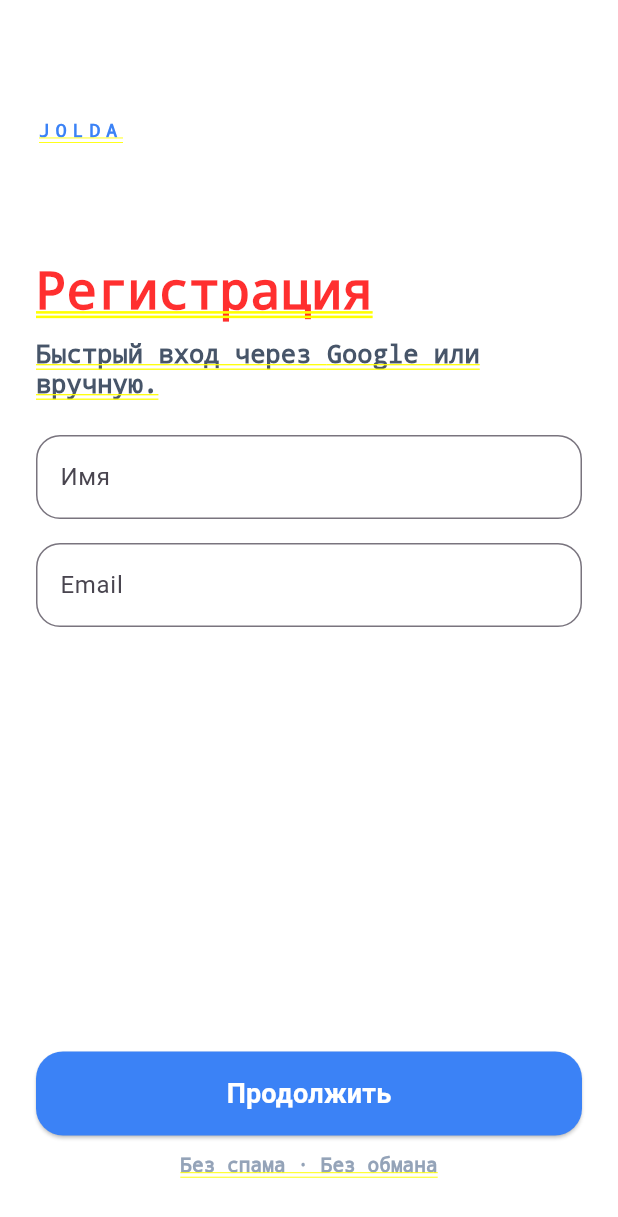
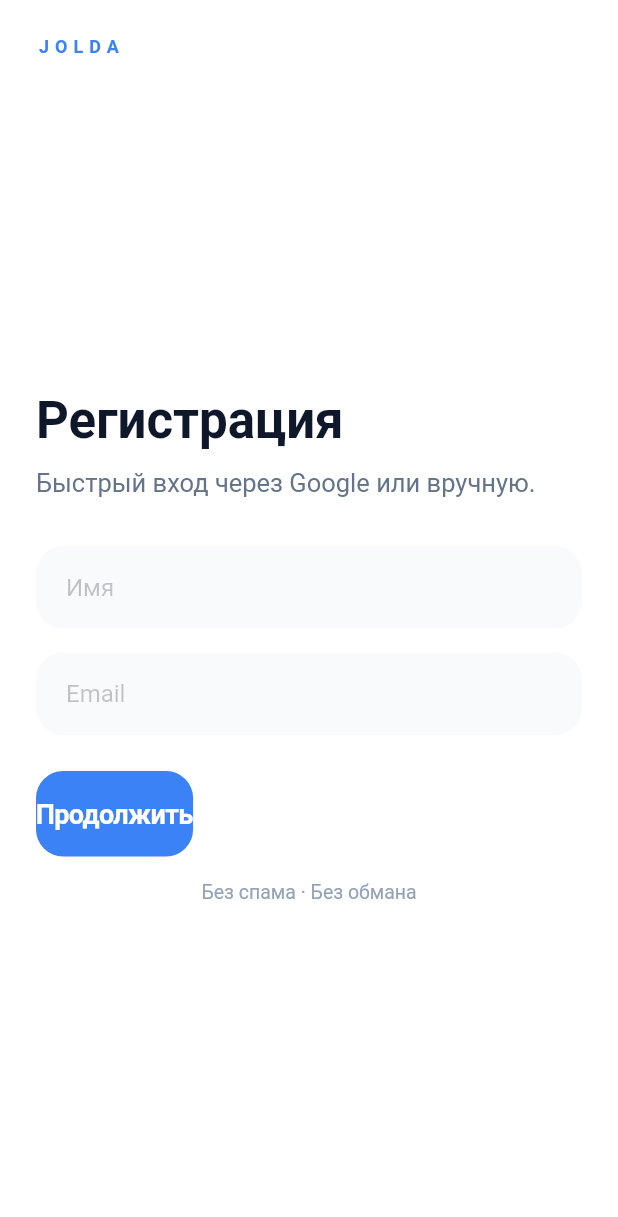
Before and after one commit to zzhmrtv/jolda.app, a Flutter app: the screen it shows after launch, on a phone screen of 412 x 824 dp. Shown: the top 1217 px of the screen. Run offline on Flutter 3.47's test engine with Material 3 defaults, Android fonts, the phone set to English and light mode, and no system bars; Roboto replaces fonts that are missing (System).

Commit message:
Update main.dart

```diff
--- a/app/lib/main.dart
+++ b/app/lib/main.dart
@@ -1,3 +1,4 @@
+import 'package:flutter/cupertino.dart';
 import 'package:flutter/material.dart';
 
 void main() {
@@ -9,93 +10,123 @@ class JoldaApp extends StatelessWidget {
 
   @override
   Widget build(BuildContext context) {
-    return MaterialApp(
+    return CupertinoApp(
+      debugShowCheckedModeBanner: false,
       title: 'JOLDA',
-      debugShowCheckedModeBanner: false,
-      theme: ThemeData(
-        fontFamily: 'System',
-        scaffoldBackgroundColor: Colors.white,
-        useMaterial3: true,
+      theme: const CupertinoThemeData(
+        brightness: Brightness.light,
+        primaryColor: Color(0xFF3B82F6),
+        scaffoldBackgroundColor: Color(0xFFFFFFFF),
+        textTheme: CupertinoTextThemeData(
+          textStyle: TextStyle(
+            fontFamily: '.SF Pro Display',
+            fontSize: 16,
+            color: Color(0xFF0F172A),
+          ),
+        ),
       ),
       home: const RegisterScreen(),
     );
   }
 }
 
-/* ---------------- REGISTER ---------------- */
-
 class RegisterScreen extends StatelessWidget {
   const RegisterScreen({super.key});
 
   @override
   Widget build(BuildContext context) {
-    return AnimatedPage(
+    return CupertinoPageScaffold(
+      child: SafeArea(
         child: Padding(
-        padding: const EdgeInsets.fromLTRB(24, 80, 24, 40),
+          padding: const EdgeInsets.symmetric(horizontal: 24),
           child: Column(
             crossAxisAlignment: CrossAxisAlignment.start,
             children: [
+              const SizedBox(height: 24),
+
+              // LOGO
               const Text(
                 'JOLDA',
                 style: TextStyle(
                   fontSize: 12,
                   letterSpacing: 4,
+                  fontWeight: FontWeight.w600,
                   color: Color(0xFF3B82F6),
-                fontWeight: FontWeight.w600,
                 ),
               ),
-            const SizedBox(height: 80),
-            const Text(
-              'Регистрация',
-              style: TextStyle(fontSize: 34, fontWeight: FontWeight.w700),
-            ),
-            const SizedBox(height: 12),
-            const Text(
-              'Быстрый вход через Google или вручную.',
-              style: TextStyle(fontSize: 17, color: Color(0xFF475569)),
-            ),
-            const SizedBox(height: 24),
-
-            _input('Имя'),
-            _input('Email'),
 
               const Spacer(),
 
-            ElevatedButton(
-              style: ElevatedButton.styleFrom(
-                backgroundColor: const Color(0xFF3B82F6),
-                foregroundColor: Colors.white,
-                minimumSize: const Size.fromHeight(56),
-                shape: RoundedRectangleBorder(
-                  borderRadius: BorderRadius.circular(18),
+              // TITLE
+              const Text(
+                'Регистрация',
+                style: TextStyle(
+                  fontSize: 34,
+                  fontWeight: FontWeight.w700,
                 ),
               ),
+
+              const SizedBox(height: 12),
+
+              const Text(
+                'Быстрый вход через Google или вручную.',
+                style: TextStyle(
+                  fontSize: 17,
+                  color: Color(0xFF64748B),
+                ),
+              ),
+
+              const SizedBox(height: 32),
+
+              // INPUTS
+              _Input(hint: 'Имя'),
+              const SizedBox(height: 16),
+              _Input(hint: 'Email'),
+
+              const SizedBox(height: 24),
+
+              // BUTTON
+              CupertinoButton(
+                borderRadius: BorderRadius.circular(18),
+                color: const Color(0xFF3B82F6),
+                padding: const EdgeInsets.symmetric(vertical: 18),
                 onPressed: () {
-                Navigator.push(
-                  context,
-                  _route(const StateScreen()),
+                  Navigator.of(context).push(
+                    CupertinoPageRoute(
+                      builder: (_) => const StateScreen(),
+                    ),
                   );
                 },
                 child: const Text(
                   'Продолжить',
-                style: TextStyle(fontSize: 18, fontWeight: FontWeight.w600),
+                  style: TextStyle(
+                    fontSize: 18,
+                    fontWeight: FontWeight.w600,
+                    color: Colors.white,
                   ),
                 ),
-            const SizedBox(height: 12),
+              ),
+
+              const SizedBox(height: 16),
+
               const Center(
                 child: Text(
                   'Без спама · Без обмана',
-                style: TextStyle(fontSize: 13, color: Color(0xFF94A3B8)),
+                  style: TextStyle(
+                    fontSize: 13,
+                    color: Color(0xFF94A3B8),
                   ),
                 ),
+              ),
+
+              const Spacer(),
             ],
+          ),
         ),
       ),
     );
   }
 }
-
-/* ---------------- STATE ---------------- */
 
 class StateScreen extends StatelessWidget {
   const StateScreen({super.key});
@@ -104,182 +135,79 @@ class StateScreen extends StatelessWidget {
   Widget build(BuildContext context) {
     final states = ['New York', 'California', 'Texas', 'Florida'];
 
-    return AnimatedPage(
-      child: Padding(
-        padding: const EdgeInsets.fromLTRB(24, 40, 24, 40),
-        child: Column(
-          crossAxisAlignment: CrossAxisAlignment.start,
-          children: [
-            _topBar(context),
-            const SizedBox(height: 60),
-            const Text(
-              'Штат',
-              style: TextStyle(fontSize: 34, fontWeight: FontWeight.w700),
+    return CupertinoPageScaffold(
+      navigationBar: const CupertinoNavigationBar(
+        middle: Text('JOLDA'),
       ),
-            const SizedBox(height: 12),
-            const Text(
-              'Где ты сейчас?',
-              style: TextStyle(fontSize: 17, color: Color(0xFF475569)),
-            ),
-            const SizedBox(height: 24),
-            ...states.map(
-              (s) => _card(
-                s,
-                () => Navigator.push(
-                  context,
-                  _route(CityScreen(state: s)),
-                ),
-              ),
-            ),
-            const Spacer(),
-            const Center(
-              child: Text(
-                'Можно изменить позже',
-                style: TextStyle(fontSize: 13, color: Color(0xFF94A3B8)),
-              ),
-            ),
-          ],
+      child: SafeArea(
+        child: ListView.builder(
+          padding: const EdgeInsets.all(24),
+          itemCount: states.length,
+          itemBuilder: (_, i) {
+            return _Card(
+              title: states[i],
+              onTap: () {},
+            );
+          },
         ),
       ),
     );
   }
 }
 
-/* ---------------- CITY ---------------- */
-
-class CityScreen extends StatelessWidget {
-  final String state;
-  const CityScreen({super.key, required this.state});
-
-  static const cities = {
-    'New York': ['New York City', 'Brooklyn', 'Queens'],
-    'California': ['Los Angeles', 'San Diego', 'San Jose'],
-    'Texas': ['Houston', 'Dallas', 'Austin'],
-    'Florida': ['Miami', 'Orlando', 'Tampa'],
-  };
+class _Input extends StatelessWidget {
+  final String hint;
+  const _Input({required this.hint});
 
   @override
   Widget build(BuildContext context) {
-    return AnimatedPage(
-      child: Padding(
-        padding: const EdgeInsets.fromLTRB(24, 40, 24, 40),
-        child: Column(
-          crossAxisAlignment: CrossAxisAlignment.start,
-          children: [
-            _topBar(context),
-            const SizedBox(height: 60),
-            const Text(
-              'Город',
-              style: TextStyle(fontSize: 34, fontWeight: FontWeight.w700),
+    return Container(
+      decoration: BoxDecoration(
+        color: const Color(0xFFF8FAFC),
+        borderRadius: BorderRadius.circular(18),
       ),
-            const SizedBox(height: 8),
-            Text(
-              'Штат: $state',
-              style: const TextStyle(fontSize: 17, color: Color(0xFF475569)),
-            ),
-            const SizedBox(height: 24),
-            ...cities[state]!.map(
-              (c) => _card(c, () {}),
-            ),
-            const Spacer(),
-            const Center(
-              child: Text(
-                'Последний шаг',
-                style: TextStyle(fontSize: 13, color: Color(0xFF94A3B8)),
-              ),
-            ),
-          ],
-        ),
+      padding: const EdgeInsets.symmetric(horizontal: 20),
+      child: CupertinoTextField(
+        placeholder: hint,
+        padding: const EdgeInsets.symmetric(vertical: 18),
+        decoration: null,
       ),
     );
   }
 }
 
-/* ---------------- COMPONENTS ---------------- */
+class _Card extends StatelessWidget {
+  final String title;
+  final VoidCallback onTap;
 
-Widget _input(String hint) {
-  return Padding(
-    padding: const EdgeInsets.only(bottom: 16),
-    child: TextField(
-      decoration: InputDecoration(
-        hintText: hint,
-        border: OutlineInputBorder(
-          borderRadius: BorderRadius.circular(16),
-          borderSide: const BorderSide(color: Color(0xFFE2E8F0)),
-        ),
-      ),
-    ),
-  );
-}
+  const _Card({required this.title, required this.onTap});
 
-Widget _card(String text, VoidCallback onTap) {
+  @override
+  Widget build(BuildContext context) {
     return GestureDetector(
       onTap: onTap,
       child: Container(
         margin: const EdgeInsets.only(bottom: 12),
         padding: const EdgeInsets.all(18),
         decoration: BoxDecoration(
-        border: Border.all(color: const Color(0xFFE2E8F0)),
+          color: Colors.white,
           borderRadius: BorderRadius.circular(18),
-      ),
-      child: Text(text, style: const TextStyle(fontSize: 18)),
-    ),
-  );
-}
-
-Widget _topBar(BuildContext context) {
-  return Row(
-    children: [
-      GestureDetector(
-        onTap: () => Navigator.pop(context),
-        child: const Text(
-          '← Назад',
-          style: TextStyle(
-            fontSize: 16,
-            color: Color(0xFF2563EB),
-            fontWeight: FontWeight.w600,
-          ),
-        ),
-      ),
-      const Spacer(),
-      const Text(
-        'JOLDA',
-        style: TextStyle(
-          fontSize: 12,
-          letterSpacing: 4,
-          color: Color(0xFF3B82F6),
-          fontWeight: FontWeight.w600,
-        ),
+          boxShadow: [
+            BoxShadow(
+              color: Colors.black.withOpacity(0.05),
+              blurRadius: 20,
+              offset: const Offset(0, 10),
             ),
           ],
-  );
-}
-
-/* ---------------- ANIMATION ---------------- */
-
-class AnimatedPage extends StatelessWidget {
-  final Widget child;
-  const AnimatedPage({super.key, required this.child});
-
-  @override
-  Widget build(BuildContext context) {
-    return TweenAnimationBuilder(
-      duration: const Duration(milliseconds: 350),
-      tween: Tween(begin: 0.0, end: 1.0),
-      builder: (_, double v, __) => Opacity(
-        opacity: v,
-        child: Transform.translate(
-          offset: Offset(0, (1 - v) * 16),
-          child: child,
+        ),
+        child: Text(
+          title,
+          style: const TextStyle(
+            fontSize: 18,
+            fontWeight: FontWeight.w500,
+          ),
         ),
       ),
     );
   }
 }
-
-Route _route(Widget page) {
-  return PageRouteBuilder(
-    pageBuilder: (_, __, ___) => page,
-    transitionsBuilder: (_, a, __, c) => FadeTransition(opacity: a, child: c),
-  );
-}
```
Lines whose indentation alone changed are shown as unchanged.
